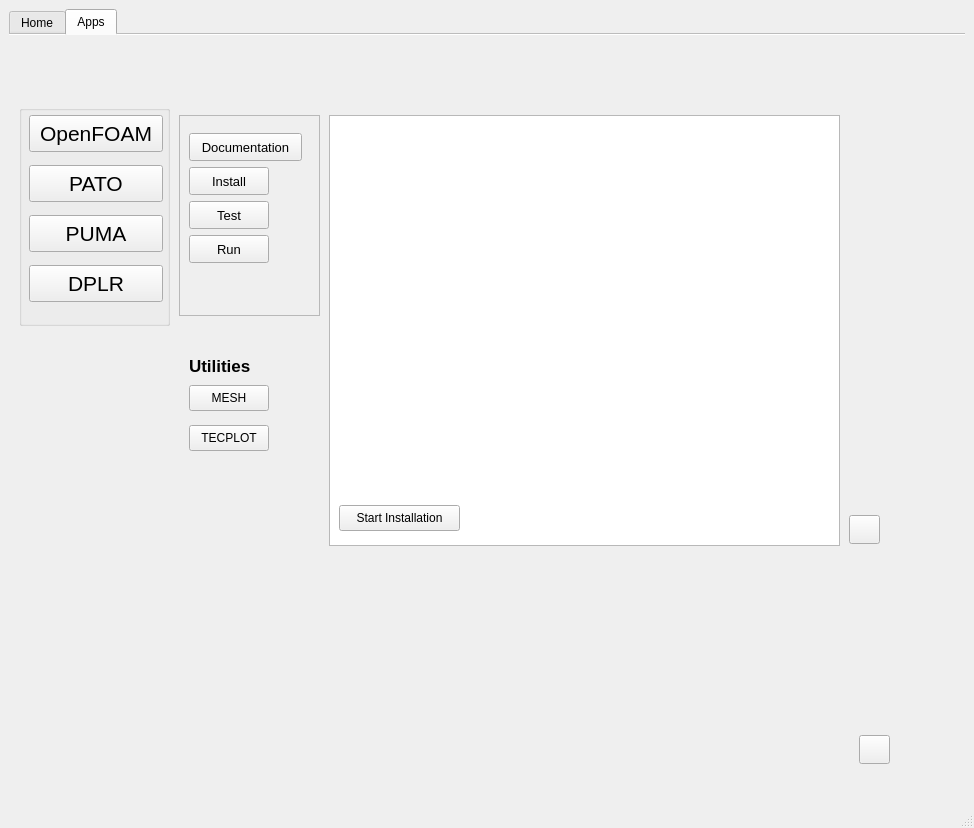
Old version of the form design.ui in the repository bahman2216/py2.
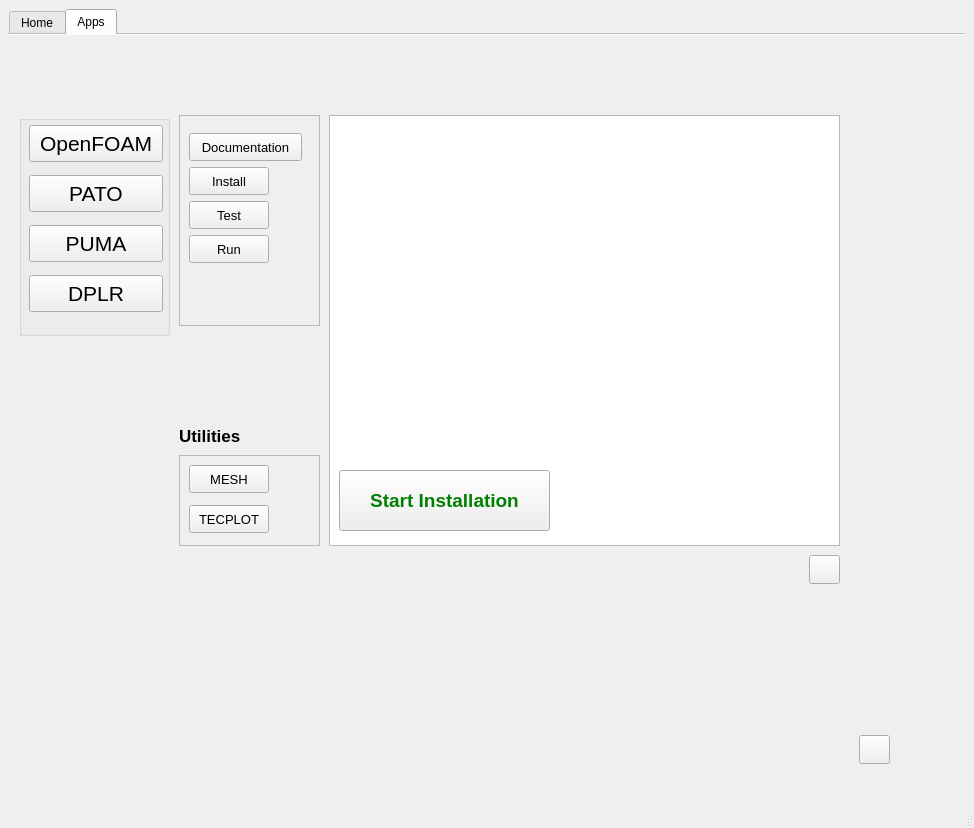
New version of the form. Icons and pictures are not drawn.

```diff
--- a/design.ui
+++ b/design.ui
@@ -232,8 +232,8 @@
        <widget class="QPushButton" name="appsFullscreen">
         <property name="geometry">
          <rect>
-          <x>840</x>
-          <y>480</y>
+          <x>800</x>
+          <y>520</y>
           <width>31</width>
           <height>29</height>
          </rect>
@@ -263,15 +263,25 @@
           <normaloff>assets/images/contract.png</normaloff>assets/images/contract.png</iconset>
         </property>
        </widget>
-       <widget class="QPushButton" name="installButton">
+       <widget class="QPushButton" name="startInstallButton">
         <property name="geometry">
          <rect>
           <x>330</x>
-          <y>470</y>
-          <width>121</width>
-          <height>26</height>
+          <y>435</y>
+          <width>211</width>
+          <height>61</height>
          </rect>
         </property>
+        <property name="font">
+         <font>
+          <pointsize>14</pointsize>
+          <weight>75</weight>
+          <bold>true</bold>
+         </font>
+        </property>
+        <property name="styleSheet">
+         <string notr="true">color:green</string>
+        </property>
         <property name="text">
          <string>Start Installation</string>
         </property>
@@ -319,7 +329,7 @@
         <property name="geometry">
          <rect>
           <x>10</x>
-          <y>70</y>
+          <y>80</y>
           <width>151</width>
           <height>221</height>
          </rect>
@@ -415,22 +425,100 @@
          </property>
         </widget>
        </widget>
-       <widget class="QFrame" name="appsQframe">
+       <widget class="QFrame" name="utilitiesFrame">
+        <property name="geometry">
+         <rect>
+          <x>170</x>
+          <y>420</y>
+          <width>141</width>
+          <height>91</height>
+         </rect>
+        </property>
+        <property name="styleSheet">
+         <string notr="true"/>
+        </property>
+        <property name="frameShape">
+         <enum>QFrame::StyledPanel</enum>
+        </property>
+        <property name="frameShadow">
+         <enum>QFrame::Raised</enum>
+        </property>
+        <widget class="QPushButton" name="tecplotPushButton">
+         <property name="geometry">
+          <rect>
+           <x>10</x>
+           <y>50</y>
+           <width>80</width>
+           <height>28</height>
+          </rect>
+         </property>
+         <property name="font">
+          <font>
+           <pointsize>10</pointsize>
+          </font>
+         </property>
+         <property name="text">
+          <string>TECPLOT</string>
+         </property>
+        </widget>
+        <widget class="QPushButton" name="meshPushButton">
+         <property name="geometry">
+          <rect>
+           <x>10</x>
+           <y>10</y>
+           <width>80</width>
+           <height>28</height>
+          </rect>
+         </property>
+         <property name="font">
+          <font>
+           <pointsize>10</pointsize>
+          </font>
+         </property>
+         <property name="text">
+          <string>MESH</string>
+         </property>
+        </widget>
+       </widget>
+       <widget class="QLabel" name="utilitiesLabel">
+        <property name="geometry">
+         <rect>
+          <x>170</x>
+          <y>390</y>
+          <width>81</width>
+          <height>21</height>
+         </rect>
+        </property>
+        <property name="font">
+         <font>
+          <pointsize>13</pointsize>
+          <weight>75</weight>
+          <bold>true</bold>
+         </font>
+        </property>
+        <property name="text">
+         <string>Utilities</string>
+        </property>
+       </widget>
+       <widget class="QWidget" name="verticalLayoutWidget_3">
         <property name="geometry">
          <rect>
           <x>170</x>
           <y>80</y>
           <width>141</width>
-          <height>201</height>
+          <height>211</height>
          </rect>
         </property>
+        <layout class="QVBoxLayout" name="verticalLayout_2">
+         <item>
+          <widget class="QFrame" name="appsOpenfoamQframe">
         <property name="frameShape">
          <enum>QFrame::StyledPanel</enum>
         </property>
         <property name="frameShadow">
          <enum>QFrame::Raised</enum>
         </property>
-        <widget class="QPushButton" name="of_runButton">
+           <widget class="QPushButton" name="runButton">
          <property name="geometry">
           <rect>
            <x>10</x>
@@ -448,7 +536,7 @@
           <string>Run</string>
          </property>
         </widget>
-        <widget class="QPushButton" name="of_testButton">
+           <widget class="QPushButton" name="testButton">
          <property name="geometry">
           <rect>
            <x>10</x>
@@ -466,7 +554,7 @@
           <string>Test</string>
          </property>
         </widget>
-        <widget class="QPushButton" name="of_installButton">
+           <widget class="QPushButton" name="installButton">
          <property name="geometry">
           <rect>
            <x>10</x>
@@ -490,7 +578,7 @@
           <string>Install</string>
          </property>
         </widget>
-        <widget class="QPushButton" name="of_documentationButton">
+           <widget class="QPushButton" name="documentationButton">
          <property name="geometry">
           <rect>
            <x>10</x>
@@ -518,80 +606,19 @@
          </property>
         </widget>
        </widget>
-       <widget class="QPushButton" name="tecplotPushButton">
-        <property name="geometry">
-         <rect>
-          <x>180</x>
-          <y>390</y>
-          <width>80</width>
-          <height>26</height>
-         </rect>
-        </property>
-        <property name="text">
-         <string>TECPLOT</string>
-        </property>
-       </widget>
-       <widget class="QPushButton" name="meshPushButton">
-        <property name="geometry">
-         <rect>
-          <x>180</x>
-          <y>350</y>
-          <width>80</width>
-          <height>26</height>
-         </rect>
-        </property>
-        <property name="font">
-         <font>
-          <weight>50</weight>
-          <bold>false</bold>
-          <stylestrategy>PreferDefault</stylestrategy>
-          <kerning>false</kerning>
-         </font>
-        </property>
-        <property name="text">
-         <string>MESH</string>
-        </property>
-        <property name="autoDefault">
-         <bool>false</bool>
-        </property>
-        <property name="default">
-         <bool>false</bool>
-        </property>
-        <property name="flat">
-         <bool>false</bool>
-        </property>
-       </widget>
-       <widget class="QLabel" name="label_3">
-        <property name="geometry">
-         <rect>
-          <x>180</x>
-          <y>320</y>
-          <width>81</width>
-          <height>21</height>
-         </rect>
-        </property>
-        <property name="font">
-         <font>
-          <pointsize>13</pointsize>
-          <weight>75</weight>
-          <bold>true</bold>
-         </font>
-        </property>
-        <property name="text">
-         <string>Utilities</string>
-        </property>
+         </item>
+        </layout>
        </widget>
        <zorder>appsFullscreen</zorder>
        <zorder>appsFullscreen_back</zorder>
        <zorder>textBrowser</zorder>
        <zorder>verticalLayoutWidget</zorder>
        <zorder>appsGroupBox</zorder>
-       <zorder>appsQframe</zorder>
+       <zorder>utilitiesFrame</zorder>
+       <zorder>utilitiesLabel</zorder>
        <zorder>installListView</zorder>
-       <zorder>installButton</zorder>
-       <zorder>tecplotPushButton</zorder>
-       <zorder>meshPushButton</zorder>
-       <zorder>label_3</zorder>
+       <zorder>startInstallButton</zorder>
+       <zorder>verticalLayoutWidget_3</zorder>
       </widget>
      </widget>
     </item>
```
Left out of the diff: 2 changed lines with no effect on the pictures. Lines whose indentation alone changed are shown as unchanged.
